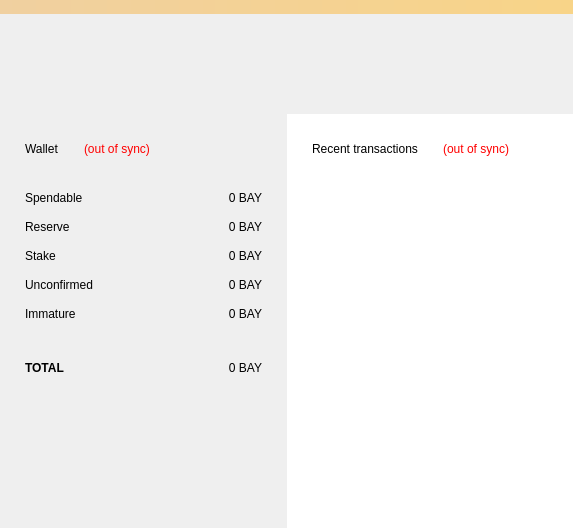
Above: src/qt/forms/overviewpage.ui from bitbaymarket/bitbay-core before the change. Below: the same form after it.
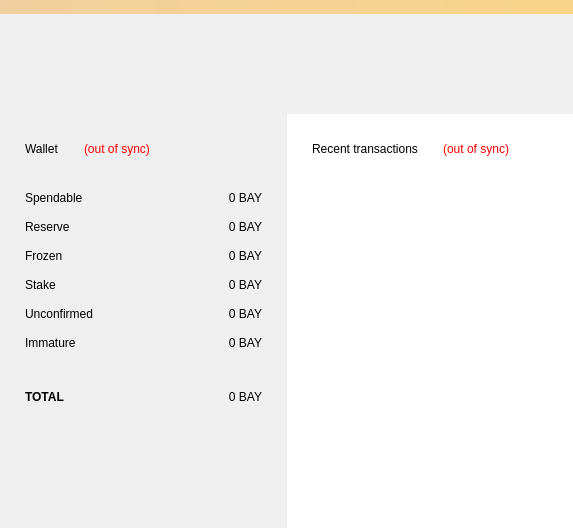
That is the form after the change.

Commit message: Calculate and indicate frozen coins in wallet gui and logic

```diff
--- a/src/qt/forms/overviewpage.ui
+++ b/src/qt/forms/overviewpage.ui
@@ -138,16 +138,16 @@
             <property name="verticalSpacing">
              <number>1</number>
             </property>
-            <item row="1" column="1">
-             <widget class="QLabel" name="labelReserve">
+            <item row="0" column="1">
+             <widget class="QLabel" name="labelBalance">
               <property name="cursor">
                <cursorShape>IBeamCursor</cursorShape>
               </property>
               <property name="toolTip">
-               <string>Your current reserve balance</string>
+               <string>Your current spendable balance</string>
               </property>
               <property name="text">
-               <string>0 BAY</string>
+               <string notr="true">0 BAY</string>
               </property>
               <property name="alignment">
                <set>Qt::AlignRight|Qt::AlignTrailing|Qt::AlignVCenter</set>
@@ -170,7 +170,20 @@
               </property>
              </widget>
             </item>
-            <item row="2" column="1">
+            <item row="3" column="0">
+             <widget class="QLabel" name="labelStakeText">
+              <property name="minimumSize">
+               <size>
+                <width>0</width>
+                <height>28</height>
+               </size>
+              </property>
+              <property name="text">
+               <string>Stake</string>
+              </property>
+             </widget>
+            </item>
+            <item row="3" column="1">
              <widget class="QLabel" name="labelStake">
               <property name="cursor">
                <cursorShape>IBeamCursor</cursorShape>
@@ -189,7 +202,26 @@
               </property>
              </widget>
             </item>
-            <item row="3" column="1">
+            <item row="1" column="1">
+             <widget class="QLabel" name="labelReserve">
+              <property name="cursor">
+               <cursorShape>IBeamCursor</cursorShape>
+              </property>
+              <property name="toolTip">
+               <string>Your current reserve balance</string>
+              </property>
+              <property name="text">
+               <string>0 BAY</string>
+              </property>
+              <property name="alignment">
+               <set>Qt::AlignRight|Qt::AlignTrailing|Qt::AlignVCenter</set>
+              </property>
+              <property name="textInteractionFlags">
+               <set>Qt::LinksAccessibleByMouse|Qt::TextSelectableByKeyboard|Qt::TextSelectableByMouse</set>
+              </property>
+             </widget>
+            </item>
+            <item row="4" column="1">
              <widget class="QLabel" name="labelUnconfirmed">
               <property name="cursor">
                <cursorShape>IBeamCursor</cursorShape>
@@ -208,119 +240,7 @@
               </property>
              </widget>
             </item>
-            <item row="2" column="0">
-             <widget class="QLabel" name="labelStakeText">
-              <property name="minimumSize">
-               <size>
-                <width>0</width>
-                <height>28</height>
-               </size>
-              </property>
-              <property name="text">
-               <string>Stake</string>
-              </property>
-             </widget>
-            </item>
-            <item row="6" column="1">
-             <widget class="QLabel" name="labelTotal">
-              <property name="cursor">
-               <cursorShape>IBeamCursor</cursorShape>
-              </property>
-              <property name="toolTip">
-               <string>Your current total balance</string>
-              </property>
-              <property name="text">
-               <string notr="true">0 BAY</string>
-              </property>
-              <property name="alignment">
-               <set>Qt::AlignRight|Qt::AlignTrailing|Qt::AlignVCenter</set>
-              </property>
-              <property name="textInteractionFlags">
-               <set>Qt::LinksAccessibleByMouse|Qt::TextSelectableByKeyboard|Qt::TextSelectableByMouse</set>
-              </property>
-             </widget>
-            </item>
-            <item row="4" column="1">
-             <widget class="QLabel" name="labelImmature">
-              <property name="toolTip">
-               <string>Mined balance that has not yet matured</string>
-              </property>
-              <property name="text">
-               <string notr="true">0 BAY</string>
-              </property>
-              <property name="alignment">
-               <set>Qt::AlignRight|Qt::AlignTrailing|Qt::AlignVCenter</set>
-              </property>
-              <property name="textInteractionFlags">
-               <set>Qt::LinksAccessibleByMouse|Qt::TextSelectableByKeyboard|Qt::TextSelectableByMouse</set>
-              </property>
-             </widget>
-            </item>
-            <item row="4" column="0">
-             <widget class="QLabel" name="labelImmatureText">
-              <property name="minimumSize">
-               <size>
-                <width>0</width>
-                <height>28</height>
-               </size>
-              </property>
-              <property name="text">
-               <string>Immature</string>
-              </property>
-             </widget>
-            </item>
-            <item row="0" column="1">
-             <widget class="QLabel" name="labelBalance">
-              <property name="cursor">
-               <cursorShape>IBeamCursor</cursorShape>
-              </property>
-              <property name="toolTip">
-               <string>Your current spendable balance</string>
-              </property>
-              <property name="text">
-               <string notr="true">0 BAY</string>
-              </property>
-              <property name="alignment">
-               <set>Qt::AlignRight|Qt::AlignTrailing|Qt::AlignVCenter</set>
-              </property>
-              <property name="textInteractionFlags">
-               <set>Qt::LinksAccessibleByMouse|Qt::TextSelectableByKeyboard|Qt::TextSelectableByMouse</set>
-              </property>
-             </widget>
-            </item>
             <item row="6" column="0">
-             <widget class="QLabel" name="labelTotalText">
-              <property name="minimumSize">
-               <size>
-                <width>0</width>
-                <height>28</height>
-               </size>
-              </property>
-              <property name="font">
-               <font>
-                <weight>75</weight>
-                <bold>true</bold>
-               </font>
-              </property>
-              <property name="text">
-               <string>TOTAL</string>
-              </property>
-             </widget>
-            </item>
-            <item row="3" column="0">
-             <widget class="QLabel" name="labelUnconfirmedText">
-              <property name="minimumSize">
-               <size>
-                <width>0</width>
-                <height>28</height>
-               </size>
-              </property>
-              <property name="text">
-               <string>Unconfirmed</string>
-              </property>
-             </widget>
-            </item>
-            <item row="5" column="0">
              <spacer name="verticalSpacer_2">
               <property name="orientation">
                <enum>Qt::Vertical</enum>
@@ -349,6 +269,118 @@
               </property>
              </widget>
             </item>
+            <item row="5" column="0">
+             <widget class="QLabel" name="labelImmatureText">
+              <property name="minimumSize">
+               <size>
+                <width>0</width>
+                <height>28</height>
+               </size>
+              </property>
+              <property name="text">
+               <string>Immature</string>
+              </property>
+             </widget>
+            </item>
+            <item row="7" column="1">
+             <widget class="QLabel" name="labelTotal">
+              <property name="cursor">
+               <cursorShape>IBeamCursor</cursorShape>
+              </property>
+              <property name="toolTip">
+               <string>Your current total balance</string>
+              </property>
+              <property name="text">
+               <string notr="true">0 BAY</string>
+              </property>
+              <property name="alignment">
+               <set>Qt::AlignRight|Qt::AlignTrailing|Qt::AlignVCenter</set>
+              </property>
+              <property name="textInteractionFlags">
+               <set>Qt::LinksAccessibleByMouse|Qt::TextSelectableByKeyboard|Qt::TextSelectableByMouse</set>
+              </property>
+             </widget>
+            </item>
+            <item row="5" column="1">
+             <widget class="QLabel" name="labelImmature">
+              <property name="toolTip">
+               <string>Mined balance that has not yet matured</string>
+              </property>
+              <property name="text">
+               <string notr="true">0 BAY</string>
+              </property>
+              <property name="alignment">
+               <set>Qt::AlignRight|Qt::AlignTrailing|Qt::AlignVCenter</set>
+              </property>
+              <property name="textInteractionFlags">
+               <set>Qt::LinksAccessibleByMouse|Qt::TextSelectableByKeyboard|Qt::TextSelectableByMouse</set>
+              </property>
+             </widget>
+            </item>
+            <item row="7" column="0">
+             <widget class="QLabel" name="labelTotalText">
+              <property name="minimumSize">
+               <size>
+                <width>0</width>
+                <height>28</height>
+               </size>
+              </property>
+              <property name="font">
+               <font>
+                <weight>75</weight>
+                <bold>true</bold>
+               </font>
+              </property>
+              <property name="text">
+               <string>TOTAL</string>
+              </property>
+             </widget>
+            </item>
+            <item row="4" column="0">
+             <widget class="QLabel" name="labelUnconfirmedText">
+              <property name="minimumSize">
+               <size>
+                <width>0</width>
+                <height>28</height>
+               </size>
+              </property>
+              <property name="text">
+               <string>Unconfirmed</string>
+              </property>
+             </widget>
+            </item>
+            <item row="2" column="0">
+             <widget class="QLabel" name="labelFrozenText">
+              <property name="minimumSize">
+               <size>
+                <width>0</width>
+                <height>28</height>
+               </size>
+              </property>
+              <property name="text">
+               <string>Frozen</string>
+              </property>
+             </widget>
+            </item>
+            <item row="2" column="1">
+             <widget class="QLabel" name="labelFrozen">
+              <property name="cursor">
+               <cursorShape>IBeamCursor</cursorShape>
+              </property>
+              <property name="toolTip">
+               <string>Your current frozen balance</string>
+              </property>
+              <property name="text">
+               <string>0 BAY</string>
+              </property>
+              <property name="alignment">
+               <set>Qt::AlignRight|Qt::AlignTrailing|Qt::AlignVCenter</set>
+              </property>
+              <property name="textInteractionFlags">
+               <set>Qt::LinksAccessibleByMouse|Qt::TextSelectableByKeyboard|Qt::TextSelectableByMouse</set>
+              </property>
+             </widget>
+            </item>
            </layout>
           </item>
          </layout>
```
The commit also changes 12 other files.
